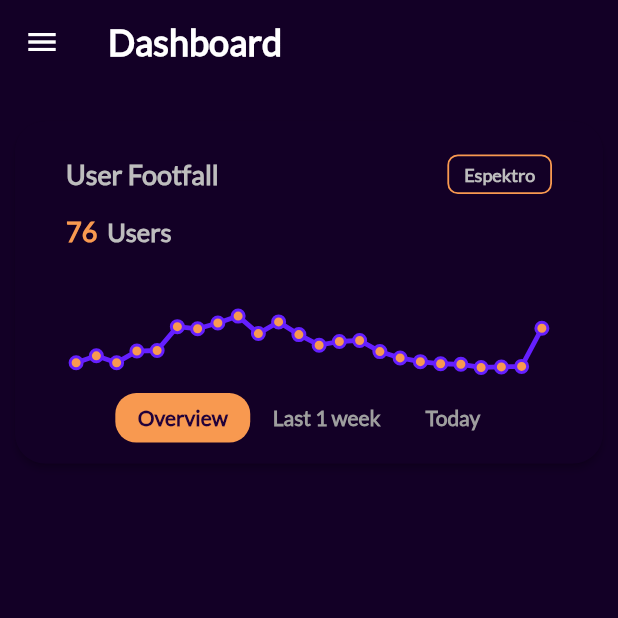
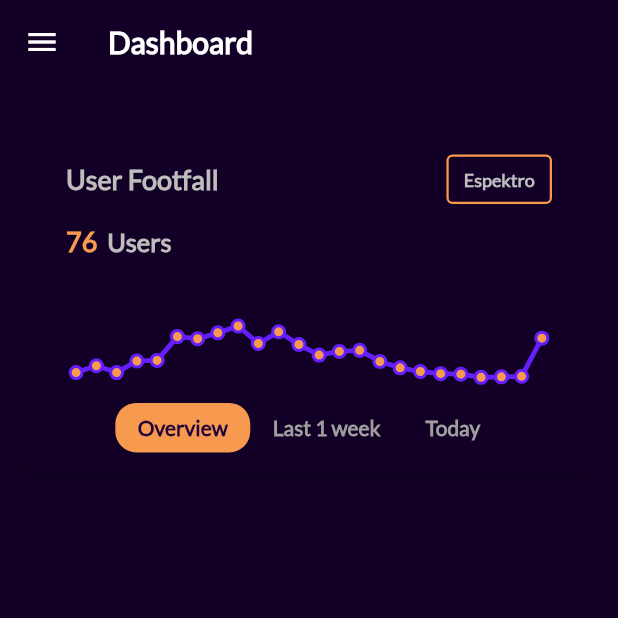
Before and after one commit to saptarshiweb/Tessarus, a Flutter app: the DashboardMain screen opened directly, on a phone screen of 412 x 824 dp, the top half of it. Run offline on Flutter 3.47's test engine with Material 2 defaults, Android fonts, the light colour scheme and no system bars; drawn by our look-alikes of countup; our stand-ins replace dotted_border, dropdown_search, eva_icons_flutter, flutter_html, fluttericon, lottie and 3 more; missing offline and left inert: html_editor_enhanced, images_picker, number_paginator, simple_barcode_scanner; accounts and stored records are empty.

Commit message:
Changes Done All

```diff
--- a/lib/main.dart
+++ b/lib/main.dart
@@ -57,7 +57,7 @@ class _StartScreenState extends State<StartScreen> {
                 case 'Ticket Scan':
                   return const TicketScanMain();
 
-                case 'Add Coins':
+                case 'Add Amount':
                   return const AddCoins();
 
                 case 'Volunteer Control':
--- a/lib/screens/cashier_exclusive/add_coins.dart
+++ b/lib/screens/cashier_exclusive/add_coins.dart
@@ -96,7 +96,7 @@ class _AddCoinsState extends State<AddCoins> {
     return Scaffold(
       backgroundColor: primaryColor,
       drawer: const SimpleDrawerCustom(),
-      appBar: customAppBar('Add Coins', containerColor),
+      appBar: customAppBar('Add Amount', containerColor),
       body: (qrvalue != 'Sample')
           ? SingleChildScrollView(
               child: userSelectedWidget(context, selectedUser))
--- a/lib/screens/dashboard/dashboard_main.dart
+++ b/lib/screens/dashboard/dashboard_main.dart
@@ -1,6 +1,5 @@
 import 'dart:async';
 import 'dart:math';
-
 import 'package:flutter/material.dart';
 import 'package:shared_preferences/shared_preferences.dart';
 import 'package:syncfusion_flutter_charts/charts.dart';
@@ -188,11 +187,11 @@ class _DashboardMainState extends State<DashboardMain> {
                   const Spacer(),
                   Container(
                     decoration: BoxDecoration(
-                        borderRadius: BorderRadius.circular(7),
-                        border: Border.all(width: 1.2, color: containerColor)),
+                        borderRadius: BorderRadius.circular(4),
+                        border: Border.all(width: 1.5, color: containerColor)),
                     child: Padding(
                       padding: const EdgeInsets.only(
-                          top: 5, bottom: 5, left: 10, right: 10),
+                          top: 8, bottom: 8, left: 10, right: 10),
                       child: ctext1('Espektro', textcolor6, 12),
                     ),
                   ),
--- a/lib/screens/login_screen.dart
+++ b/lib/screens/login_screen.dart
@@ -114,6 +114,7 @@ class _LoginScreenState extends State<LoginScreen> {
     }
   }
 
+
   @override
   Widget build(BuildContext context) {
     return Scaffold(
```
Also changed, not shown: lib/screens/drawer/drawer_custom_appbar.dart (+5 -5 lines), lib/screens/drawer/simple_drawer_custom.dart (+1 -11 lines), lib/screens/event/add_event_pages/general_info_add.dart (+3 -5 lines), lib/screens/super_admin_exclusive/volunteer_control.dart (+12 -10 lines).
